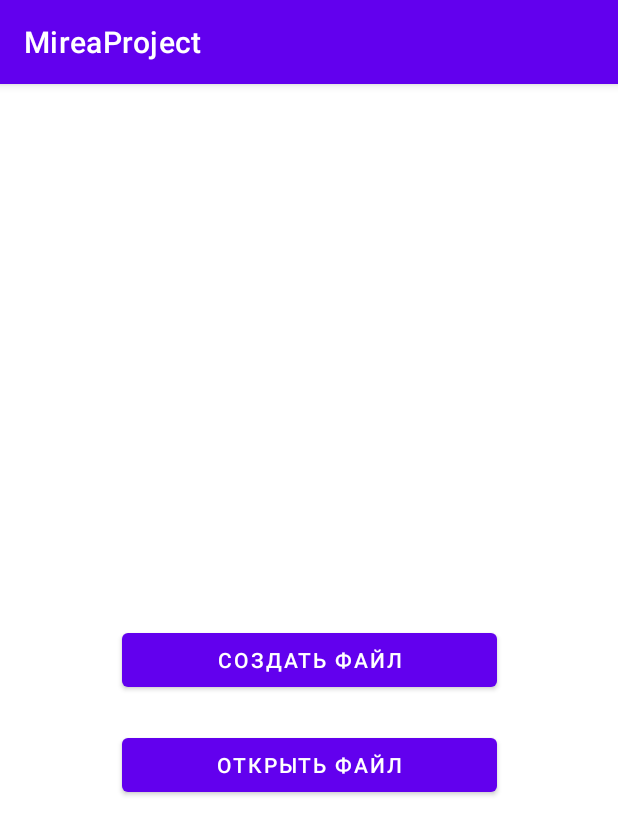
After one commit to florq2/Mobile-application-development, an Android app: the fragment FileOperations shown on its own in the app's theme, on a phone screen of 412 x 824 dp. The commit adds this screen. Shown: the top 835 px of the screen. Run offline under Robolectric (Android 15) with nearby library versions, the phone set to English and light mode, and no system bars.

Commit message:
Sixth practice. Control task

```diff
--- a/MireaProject/app/src/main/AndroidManifest.xml
+++ b/MireaProject/app/src/main/AndroidManifest.xml
@@ -10,6 +10,7 @@
         tools:ignore="PermissionImpliesUnsupportedChromeOsHardware" />
     <uses-permission android:name="android.permission.RECORD_AUDIO" />
     <uses-permission android:name="android.permission.WRITE_EXTERNAL_STORAGE" />
+    <uses-permission android:name="android.permission.READ_EXTERNAL_STORAGE" />
 
     <application
         android:allowBackup="true"
--- /dev/null
+++ b/MireaProject/app/src/main/java/ru/mirea/venikovea/mireaproject/FileOperations.java
@@ -0,0 +1,41 @@
+package ru.mirea.venikovea.mireaproject;
+
+import android.os.Bundle;
+
+import androidx.fragment.app.Fragment;
+
+import android.view.LayoutInflater;
+import android.view.View;
+import android.view.ViewGroup;
+import android.widget.Button;
+
+public class FileOperations extends Fragment {
+
+    public FileOperations() {
+        // Required empty public constructor
+    }
+
+    @Override
+    public View onCreateView(LayoutInflater inflater, ViewGroup container,
+                             Bundle savedInstanceState) {
+        View root = inflater.inflate(R.layout.fragment_file_operations, container, false);
+
+        Button buttonCreateFile = root.findViewById(R.id.button_create_file);
+        Button buttonOpenFile = root.findViewById(R.id.button_open_file);
+
+        buttonCreateFile.setOnClickListener(v -> showCreateFileDialog());
+        buttonOpenFile.setOnClickListener(v -> showOpenFileDialog());
+
+        return root;
+    }
+
+    private void showCreateFileDialog() {
+        CreateFileDialogFragment dialog = new CreateFileDialogFragment();
+        dialog.show(getFragmentManager(), "CreateFileDialog");
+    }
+
+    private void showOpenFileDialog() {
+        OpenFileDialogFragment dialog = new OpenFileDialogFragment();
+        dialog.show(getFragmentManager(), "OpenFileDialog");
+    }
+}
--- /dev/null
+++ b/MireaProject/app/src/main/java/ru/mirea/venikovea/mireaproject/OnProfileNameSavedListener.java
@@ -0,0 +1,5 @@
+package ru.mirea.venikovea.mireaproject;
+
+public interface OnProfileNameSavedListener {
+    void onProfileNameSaved();
+}
--- /dev/null
+++ b/MireaProject/app/src/main/res/layout/fragment_file_operations.xml
@@ -0,0 +1,37 @@
+<?xml version="1.0" encoding="utf-8"?>
+<FrameLayout xmlns:android="http://schemas.android.com/apk/res/android"
+    xmlns:app="http://schemas.android.com/apk/res-auto"
+    xmlns:tools="http://schemas.android.com/tools"
+    android:layout_width="match_parent"
+    android:layout_height="match_parent"
+    tools:context=".FileOperations">
+
+    <androidx.constraintlayout.widget.ConstraintLayout
+        android:layout_width="match_parent"
+        android:layout_height="match_parent">
+
+        <Button
+            android:id="@+id/button_create_file"
+            android:layout_width="250dp"
+            android:layout_height="wrap_content"
+            android:text="Создать файл"
+            app:layout_constraintBottom_toBottomOf="parent"
+            app:layout_constraintEnd_toEndOf="parent"
+            app:layout_constraintStart_toStartOf="parent"
+            app:layout_constraintTop_toTopOf="parent" />
+
+        <Button
+            android:id="@+id/button_open_file"
+            android:layout_width="250dp"
+            android:layout_height="wrap_content"
+            android:text="Открыть файл"
+            app:layout_constraintBottom_toBottomOf="parent"
+            app:layout_constraintEnd_toEndOf="parent"
+            app:layout_constraintHorizontal_bias="0.503"
+            app:layout_constraintStart_toStartOf="parent"
+            app:layout_constraintTop_toTopOf="parent"
+            app:layout_constraintVertical_bias="0.597" />
+
+    </androidx.constraintlayout.widget.ConstraintLayout>
+
+</FrameLayout>
--- a/MireaProject/app/src/main/res/layout/nav_header_main.xml
+++ b/MireaProject/app/src/main/res/layout/nav_header_main.xml
@@ -21,6 +21,7 @@
         app:srcCompat="@mipmap/ic_launcher_round" />
 
     <TextView
+        android:id="@+id/userNameNavTextView"
         android:layout_width="match_parent"
         android:layout_height="wrap_content"
         android:paddingTop="@dimen/nav_header_vertical_spacing"
--- a/MireaProject/app/src/main/res/menu/activity_main_drawer.xml
+++ b/MireaProject/app/src/main/res/menu/activity_main_drawer.xml
@@ -28,5 +28,9 @@
             android:id="@+id/microphoneFragment"
             android:icon="@drawable/circle_microphone"
             android:title="Dictaphone" />
+        <item
+            android:id="@+id/fileOperations"
+            android:icon="@drawable/folder_open"
+            android:title="File operations" />
     </group>
 </menu>
--- a/MireaProject/app/src/main/res/navigation/mobile_navigation.xml
+++ b/MireaProject/app/src/main/res/navigation/mobile_navigation.xml
@@ -52,4 +52,9 @@
         android:name="ru.mirea.venikovea.mireaproject.MicrophoneFragment"
         android:label="fragment_microphone"
         tools:layout="@layout/fragment_microphone" />
+    <fragment
+        android:id="@+id/fileOperations"
+        android:name="ru.mirea.venikovea.mireaproject.FileOperations"
+        android:label="fragment_file_operations"
+        tools:layout="@layout/fragment_file_operations" />
 </navigation>
```
Also changed, not shown: MireaProject/app/src/main/java/ru/mirea/venikovea/mireaproject/CreateFileDialogFragment.java (added, +58 -0 lines), MireaProject/app/src/main/java/ru/mirea/venikovea/mireaproject/FileContentDialogFragment.java (added, +38 -0 lines), MireaProject/app/src/main/java/ru/mirea/venikovea/mireaproject/MainActivity.java (+26 -5 lines), MireaProject/app/src/main/java/ru/mirea/venikovea/mireaproject/OpenFileDialogFragment.java (added, +72 -0 lines), MireaProject/app/src/main/java/ru/mirea/venikovea/mireaproject/ProfileFragment.java (+33 -4 lines), MireaProject/app/src/main/res/drawable/folder_open.xml (added, +9 -0 lines), MireaProject/app/src/main/res/layout/dialog_create_file.xml (added, +29 -0 lines), MireaProject/app/src/main/res/layout/dialog_file_content.xml (added, +13 -0 lines), MireaProject/app/src/main/res/layout/dialog_open_file.xml (added, +21 -0 lines), MireaProject/app/src/main/res/layout/fragment_profile.xml (+42 -2 lines).
